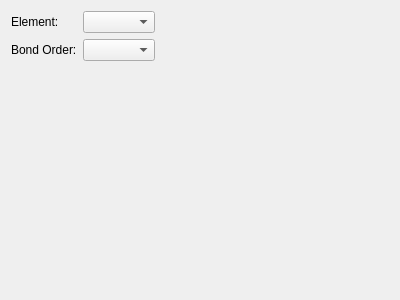
Above: avogadro/qtplugins/editor/editortoolwidget.ui from OpenChemistry/avogadrolibs before the change. Below: the same form after it.
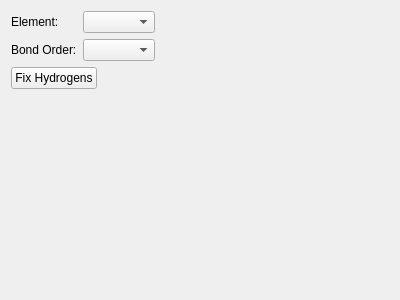
That is the form after the change.

Commit message: Add utilities for adding/removing hydrogens.

```diff
--- a/avogadro/qtplugins/editor/editortoolwidget.ui
+++ b/avogadro/qtplugins/editor/editortoolwidget.ui
@@ -37,6 +37,26 @@
    <item row="1" column="1">
     <widget class="QComboBox" name="bondOrder"/>
    </item>
+   <item row="2" column="0" colspan="2">
+    <layout class="QHBoxLayout" name="horizontalLayout">
+     <property name="sizeConstraint">
+      <enum>QLayout::SetDefaultConstraint</enum>
+     </property>
+     <item>
+      <widget class="QPushButton" name="pushFixHydrogens">
+       <property name="sizePolicy">
+        <sizepolicy hsizetype="Maximum" vsizetype="Fixed">
+         <horstretch>0</horstretch>
+         <verstretch>0</verstretch>
+        </sizepolicy>
+       </property>
+       <property name="text">
+        <string>Fix Hydrogens</string>
+       </property>
+      </widget>
+     </item>
+    </layout>
+   </item>
   </layout>
  </widget>
  <resources/>
```
The commit also changes 9 other files.
